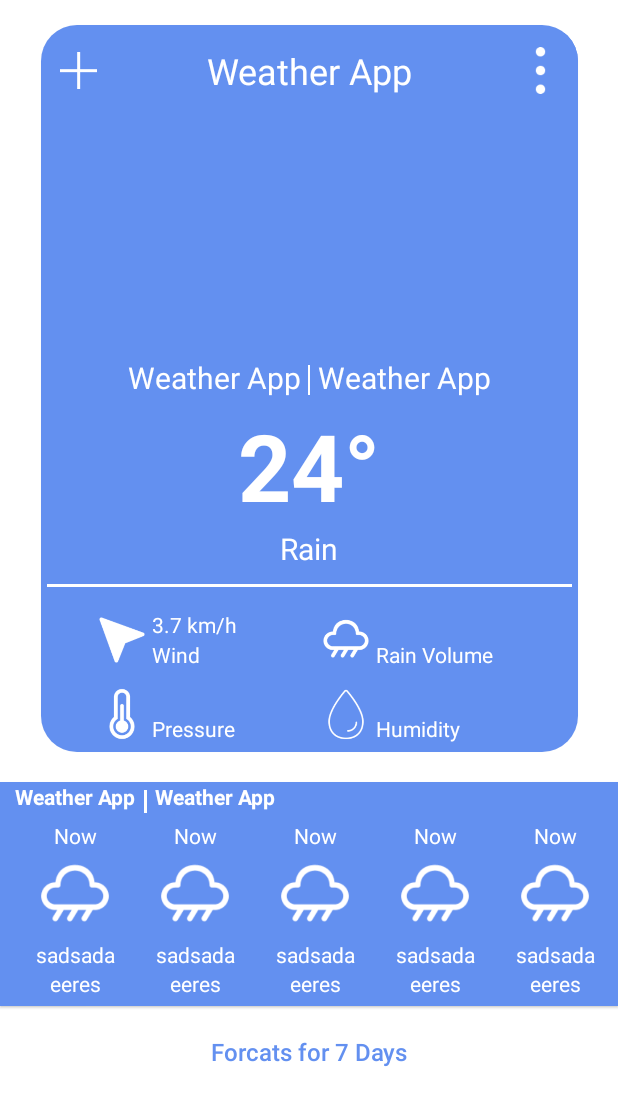
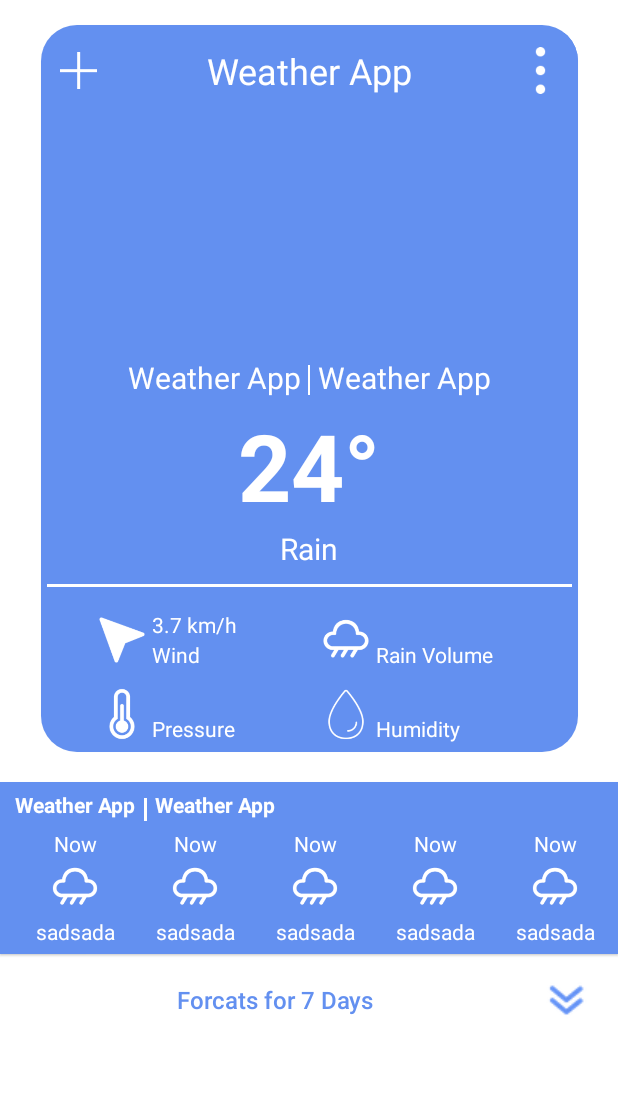
Before and after one commit to wadeowenwatt/Weather-App, an Android app: the layout fragment_home.xml on its own in the app's theme, with its tools: preview values and no code run, on a phone screen of 412 x 824 dp. Shown: the top 1106 px of the screen. Run offline under Robolectric (Android 15) with nearby library versions, the phone set to English and light mode, and no system bars.

Commit message:
save LinearLayout

```diff
--- a/app/src/main/java/com/example/weatherapp/adapter/PredictHourlyAdapter.kt
+++ b/app/src/main/java/com/example/weatherapp/adapter/PredictHourlyAdapter.kt
@@ -35,7 +35,7 @@ class PredictHourlyAdapter(private val listHourlyPredict : List<Hourly>) :
 
         holder.temp.text = "${(element.temp - 273.15).toInt()}\u2103"
 
-        holder.rainPercent.text = element.humidity.toString() + "% humidity"
+//        holder.rainPercent.text = element.humidity.toString() + "% humidity"
     }
 
     override fun getItemCount(): Int = 24
--- a/app/src/main/java/com/example/weatherapp/adapter/PredictHourlyViewHolder.kt
+++ b/app/src/main/java/com/example/weatherapp/adapter/PredictHourlyViewHolder.kt
@@ -10,5 +10,5 @@ class PredictHourlyViewHolder(itemView: View) : RecyclerView.ViewHolder(itemView
     val hourText : TextView = itemView.findViewById(R.id.hours)
     val iconStatus : ImageView = itemView.findViewById(R.id.status_icon_per_hour)
     val temp : TextView = itemView.findViewById(R.id.temperature)
-    val rainPercent : TextView = itemView.findViewById(R.id.humidity_percent)
+//    val rainPercent : TextView = itemView.findViewById(R.id.humidity_percent)
 }
--- a/app/src/main/res/layout/fragment_home.xml
+++ b/app/src/main/res/layout/fragment_home.xml
@@ -113,10 +113,10 @@
 
             <TextView
                 android:id="@+id/temp"
+                style="@style/TextAppearance.AppCompat.Headline"
                 android:layout_width="wrap_content"
                 android:layout_height="wrap_content"
                 android:textColor="@color/white"
-                style="@style/TextAppearance.AppCompat.Headline"
                 android:textSize="62sp"
                 android:textStyle="bold"
                 tools:text="24\u00B0" />
@@ -280,6 +280,7 @@
             <LinearLayout
                 android:layout_width="match_parent"
                 android:layout_height="wrap_content"
+                android:layout_marginTop="5dp"
                 android:orientation="horizontal">
 
                 <TextView
@@ -332,15 +333,16 @@
         android:layout_height="50dp"
         android:layout_marginTop="5dp"
         android:layout_marginBottom="16dp"
+        android:drawableEnd="@drawable/down_icon"
         android:text="Forcats for 7 Days"
         android:textAllCaps="false"
         android:textColor="@color/blue3"
         android:textSize="16sp"
-        android:icon="@drawable/img"
         app:layout_constraintBottom_toBottomOf="parent"
         app:layout_constraintEnd_toEndOf="parent"
         app:layout_constraintStart_toStartOf="parent"
         app:layout_constraintTop_toBottomOf="@+id/materialCardView"
-        app:layout_constraintVertical_bias="0.0" />
+        app:layout_constraintVertical_bias="0.0"/>
+
 
 </androidx.constraintlayout.widget.ConstraintLayout>
--- a/app/src/main/res/layout/weather_per_hour.xml
+++ b/app/src/main/res/layout/weather_per_hour.xml
@@ -2,7 +2,7 @@
 <androidx.constraintlayout.widget.ConstraintLayout xmlns:android="http://schemas.android.com/apk/res/android"
     xmlns:app="http://schemas.android.com/apk/res-auto"
     xmlns:tools="http://schemas.android.com/tools"
-    android:layout_width="wrap_content"
+    android:layout_width="60dp"
     android:layout_height="wrap_content"
     android:layout_marginStart="20dp"
     android:layout_marginBottom="5dp">
@@ -19,8 +19,8 @@
 
     <ImageView
         android:id="@+id/status_icon_per_hour"
-        android:layout_width="60dp"
-        android:layout_height="60dp"
+        android:layout_width="45dp"
+        android:layout_height="39dp"
         android:src="@drawable/rain_icon"
         app:layout_constraintLeft_toLeftOf="parent"
         app:layout_constraintRight_toRightOf="parent"
@@ -36,14 +36,14 @@
         app:layout_constraintTop_toBottomOf="@+id/status_icon_per_hour"
         tools:text="sadsada" />
 
-    <TextView
-        android:id="@+id/humidity_percent"
-        android:layout_width="wrap_content"
-        android:layout_height="wrap_content"
-        android:textColor="@color/white"
-        app:layout_constraintLeft_toLeftOf="parent"
-        app:layout_constraintRight_toRightOf="parent"
-        app:layout_constraintTop_toBottomOf="@id/temperature"
-        tools:text="eeres" />
+<!--    <TextView-->
+<!--        android:id="@+id/humidity_percent"-->
+<!--        android:layout_width="wrap_content"-->
+<!--        android:layout_height="wrap_content"-->
+<!--        android:textColor="@color/white"-->
+<!--        app:layout_constraintLeft_toLeftOf="parent"-->
+<!--        app:layout_constraintRight_toRightOf="parent"-->
+<!--        app:layout_constraintTop_toBottomOf="@id/temperature"-->
+<!--        tools:text="eeres" />-->
 
 </androidx.constraintlayout.widget.ConstraintLayout>
```
Also changed, not shown: app/src/main/res/drawable/down_icon.png (added), app/src/main/res/drawable/img.png (deleted).
